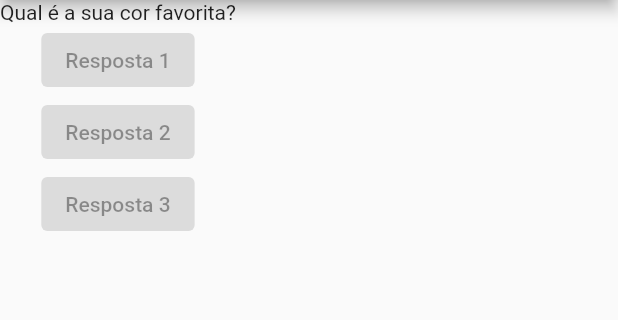
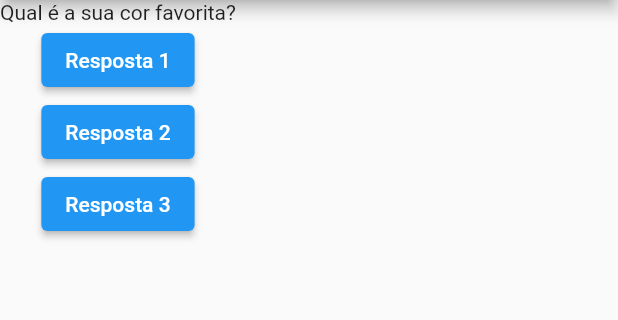
Before and after one commit to luisgs7/projeto-perguntas, a Flutter app: the screen it shows after launch, on a phone screen of 412 x 824 dp, the part 84-404 px from its top. Run offline on Flutter 3.47's test engine with Material 2 defaults, Android fonts, the phone set to English and light mode, and no system bars.

Commit message:
added function in the onpress button

```diff
--- a/lib/main.dart
+++ b/lib/main.dart
@@ -3,6 +3,10 @@ import 'package:flutter/material.dart';
 main() => runApp(PerguntaApp());
 
 class PerguntaApp extends StatelessWidget {
+  void responder() {
+    print('Pergunta Respondida!');
+  }
+
   @override
   Widget build(BuildContext context) {
     final List<String> perguntas = [
@@ -19,20 +23,22 @@ class PerguntaApp extends StatelessWidget {
             Text(
               perguntas.elementAt(0),
             ),
-            const ElevatedButton(
-              onPressed: null,
+            ElevatedButton(
+              onPressed: responder,
               child: Text(
                 'Resposta 1',
               ),
             ),
-            const ElevatedButton(
-              onPressed: null,
+            ElevatedButton(
+              onPressed: () {
+                print('Resposta 2 foi selecionada');
+              },
               child: Text(
                 'Resposta 2',
               ),
             ),
-            const ElevatedButton(
-              onPressed: null,
+            ElevatedButton(
+              onPressed: () => print('Resposta 3 selecionada'),
               child: Text(
                 'Resposta 3',
               ),
```
